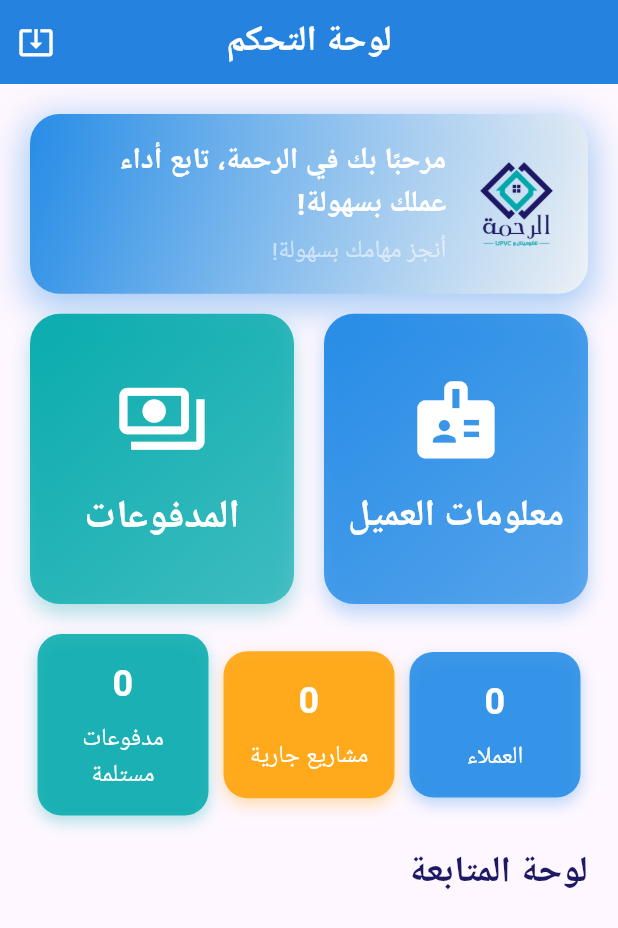
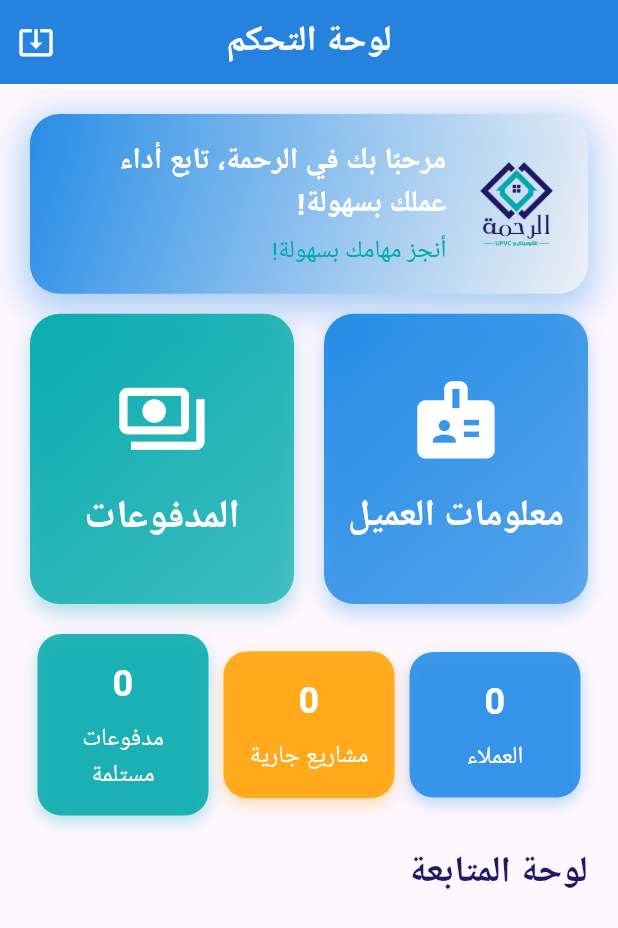
Before and after one commit to Mo7amed-fawzy/Alrahma, a Flutter app: the screen it shows after launch, on a phone screen of 412 x 824 dp. Shown: the top 928 px of the screen. Run offline on Flutter 3.47's test engine with Material 3 defaults, Android fonts, the phone set to English and light mode, and no system bars; our stand-ins replace device_info_plus, dio, flutter_bloc, flutter_dotenv, flutter_screenutil, hive_flutter and 5 more; missing offline and left inert: gal; accounts and stored records are empty; Roboto replaces fonts that are missing (Cairo).

Commit message:
test last update try

```diff
--- a/lib/features/splash_trail/welcome.dart
+++ b/lib/features/splash_trail/welcome.dart
@@ -360,7 +360,8 @@ class _WelcomeMessageState extends State<WelcomeMessage>
                 Text(
                   'أنجز مهامك بسهولة!',
                   style: CustomTextStyles.cairoRegular14.copyWith(
-                    color: Colors.white54,
+                    // color: Colors.white54,
+                    color: AppColors.alrahmaSecondColor,
                     fontSize: baseSize,
                   ),
                 ),
```
